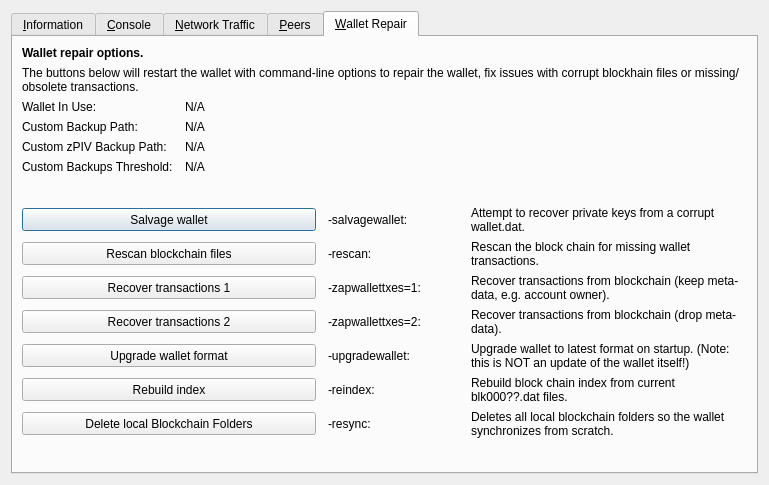
The window that src/qt/forms/rpcconsole.ui (BALLcoin/BALLcoin) describes before a commit, drawn with Qt 5.
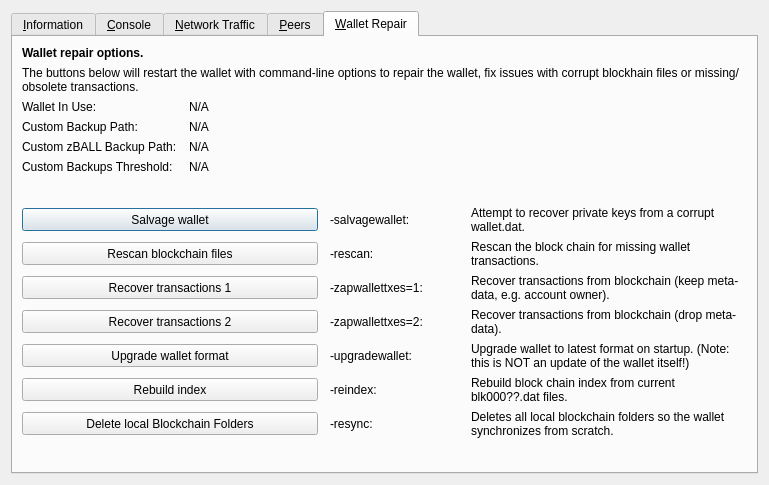
The same window after the commit. The open tabs and pages were chosen to show the change. Icons and pictures are not drawn. Custom widgets are drawn as their Qt base class.

```diff
--- a/src/qt/forms/rpcconsole.ui
+++ b/src/qt/forms/rpcconsole.ui
@@ -1328,7 +1328,7 @@
        <item row="4" column="0">
         <widget class="QLabel" name="wallet_customzpivbackuppath_label">
          <property name="text">
-          <string>Custom zPIV Backup Path:</string>
+          <string>Custom zBALL Backup Path:</string>
          </property>
          <property name="visible">
           <bool>false</bool>
```
Left out of the diff: 6 changed lines with no effect on the pictures.
